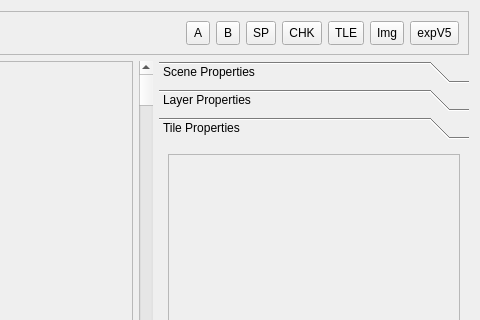
Old version of the form RetroEDv2/tools/sceneeditor.ui in the repository RSDKModding/RetroED; both pictures show x 408 to 888 and y 0 to 320 of the 888 by 471 pixel window.
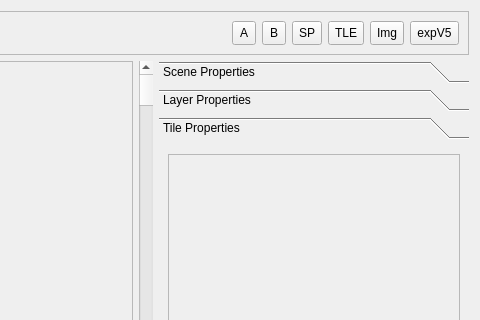
New version of the form. Icons and pictures are not drawn.

The edit to the form file:
```diff
--- a/RetroEDv2/tools/sceneeditor.ui
+++ b/RetroEDv2/tools/sceneeditor.ui
@@ -485,36 +485,7 @@
         </property>
         <property name="icon">
          <iconset resource="../resources.qrc">
-          <normaloff>:/icons/ic_grid_48px.svg</normaloff>:/icons/ic_grid_48px.svg</iconset>
-        </property>
-        <property name="checkable">
-         <bool>true</bool>
-        </property>
-       </widget>
-      </item>
-      <item row="0" column="6">
-       <widget class="QToolButton" name="showChunkGrid">
-        <property name="minimumSize">
-         <size>
-          <width>24</width>
-          <height>24</height>
-         </size>
-        </property>
-        <property name="toolTip">
-         <string>Show Chunk Grid</string>
-        </property>
-        <property name="text">
-         <string>CHK</string>
-        </property>
-        <property name="icon">
-         <iconset resource="../resources.qrc">
-          <normaloff>:/icons/ic_grid_48px.svg</normaloff>:/icons/ic_grid_48px.svg</iconset>
-        </property>
-        <property name="checkable">
-         <bool>true</bool>
-        </property>
-        <property name="autoRaise">
-         <bool>false</bool>
+          <normaloff>:/icons/ic_redo_48px.svg</normaloff>:/icons/ic_redo_48px.svg</iconset>
         </property>
        </widget>
       </item>
```
Left out of the diff: 133 changed lines with no effect on the pictures.
